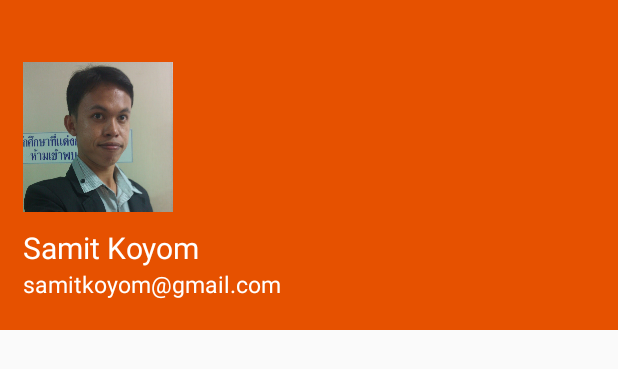
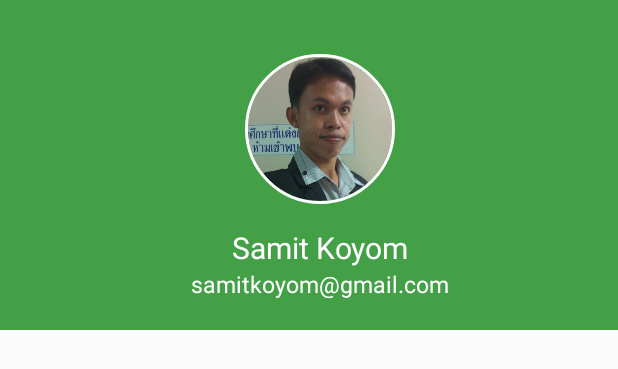
Before and after one commit to iamsamitdev/android-ministock-micro-leasing, an Android app: the layout side_header.xml on its own in the app's theme, with its tools: preview values and no code run, on a phone screen of 412 x 824 dp. Shown: the top 369 px of the screen. Run offline under Robolectric (Android 15) with nearby library versions, the phone set to English and light mode, and no system bars.

Commit message:
update side_header.xml

```diff
--- a/app/build.gradle
+++ b/app/build.gradle
@@ -27,6 +27,9 @@ dependencies {
     // Design Library
     implementation 'com.google.android.material:material:1.0.0'
 
+    // Circle Image View
+    implementation 'de.hdodenhof:circleimageview:3.0.1'
+
     // Zxing Scan Barcode/QR Code
     implementation 'me.dm7.barcodescanner:zxing:1.9'
 
--- a/app/src/main/AndroidManifest.xml
+++ b/app/src/main/AndroidManifest.xml
@@ -3,7 +3,8 @@
     package="com.itgenius.ministock">
 
     <uses-permission android:name="android.permission.CAMERA" />
-    <uses-permission android:name="android.permission.INTERNET"/>
+    <uses-permission android:name="android.permission.INTERNET" />
+
     <uses-feature android:name="android.hardware.camera2" />
 
     <application
@@ -13,6 +14,7 @@
         android:roundIcon="@mipmap/ic_launcher_round"
         android:supportsRtl="true"
         android:theme="@style/AppTheme">
+        <activity android:name=".activity.AboutActivity"></activity>
         <activity android:name=".activity.LoginActivity">
             <intent-filter>
                 <action android:name="android.intent.action.MAIN" />
@@ -22,7 +24,7 @@
         </activity>
         <activity android:name=".activity.ResultScanActivity" />
         <activity android:name=".activity.ScanActivity" />
-        <activity android:name=".activity.MainActivity"></activity>
+        <activity android:name=".activity.MainActivity" />
     </application>
 
 </manifest>
--- a/app/src/main/res/layout/side_header.xml
+++ b/app/src/main/res/layout/side_header.xml
@@ -3,31 +3,36 @@
     android:layout_width="match_parent"
     android:layout_height="220dp"
     android:orientation="vertical"
-    android:background="#E65100"
+    android:background="@color/colorPrimary"
     android:gravity="bottom"
     android:paddingLeft="15dp"
     android:paddingBottom="20dp">
 
-    <ImageView
-        android:layout_marginTop="20dp"
-        android:layout_marginBottom="10dp"
+    <de.hdodenhof.circleimageview.CircleImageView
+        xmlns:app="http://schemas.android.com/apk/res-auto"
+        android:id="@+id/profile_image"
         android:layout_width="100dp"
         android:layout_height="100dp"
         android:src="@drawable/samit_profile"
-        android:scaleType="centerCrop"/>
+        app:civ_border_width="2dp"
+        app:civ_border_color="#ffffff"
+        android:layout_gravity="center"
+        android:layout_marginBottom="15dp"/>
 
     <TextView
         android:layout_width="wrap_content"
         android:layout_height="wrap_content"
         android:text="Samit Koyom"
         android:textColor="#fff"
-        android:textSize="20sp"/>
+        android:textSize="20sp"
+        android:layout_gravity="center"/>
 
     <TextView
         android:layout_width="wrap_content"
         android:layout_height="wrap_content"
         android:text="samitkoyom@gmail.com"
         android:textColor="#fff"
-        android:textSize="15sp"/>
+        android:textSize="15sp"
+        android:layout_gravity="center"/>
 
 </LinearLayout>
```
Also changed, not shown: app/src/main/java/com/itgenius/ministock/activity/AboutActivity.java (added, +31 -0 lines), app/src/main/java/com/itgenius/ministock/activity/MainActivity.java (+13 -18 lines), app/src/main/res/layout/activity_about.xml (added, +26 -0 lines), app/src/main/res/layout/activity_main.xml (+5 -5 lines).
